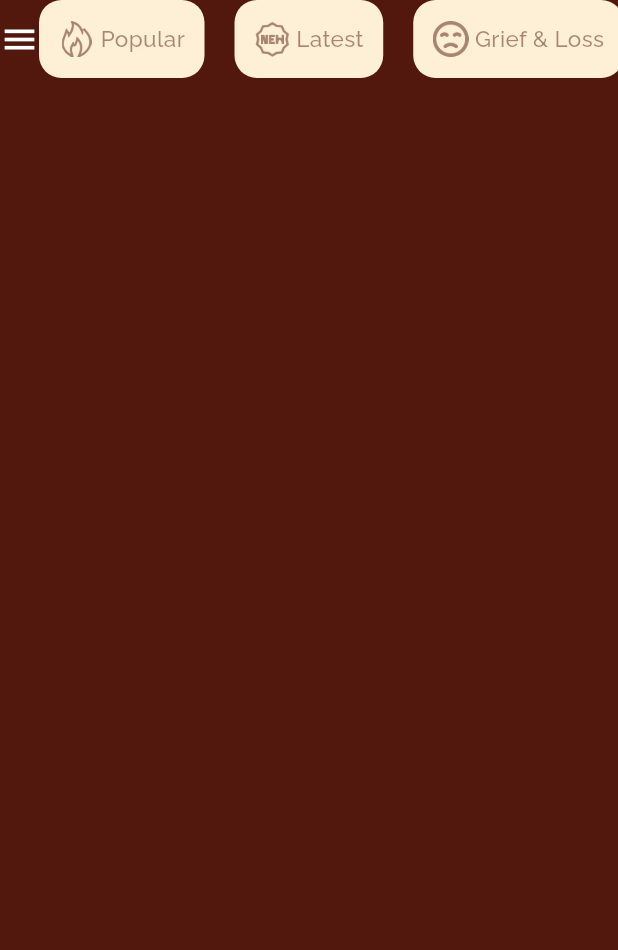
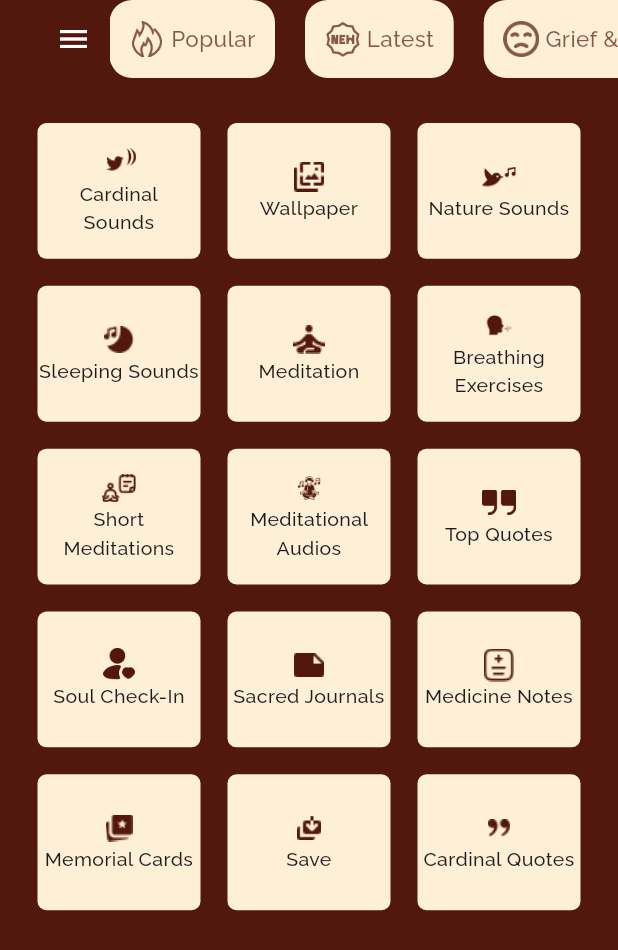
Before and after one commit to Shahin4292/shafacode-task, a Flutter app: the HomeScreen screen opened directly, on a phone screen of 412 x 824 dp. Shown: the top 950 px of the screen. Run offline on Flutter 3.47's test engine with Material 3 defaults, Android fonts, the phone set to English and light mode, and no system bars.

Commit message:
added GridViewItem in homeScreen

```diff
--- a/lib/features/home/screens/home_screen.dart
+++ b/lib/features/home/screens/home_screen.dart
@@ -1,5 +1,6 @@
 import 'package:flutter/material.dart';
 import 'package:shafacode_task/features/home/widget/category_chip.dart';
+import 'package:shafacode_task/features/home/widget/grid_view_item.dart';
 import 'package:shafacode_task/utils/app_color.dart';
 import 'package:shafacode_task/utils/image_path.dart';
 
@@ -11,21 +12,27 @@ class HomeScreen extends StatefulWidget {
 }
 
 class _HomeScreenState extends State<HomeScreen> {
-  int selectedIndex = -1;
+  int selectedIndex = 0;
 
   @override
   Widget build(BuildContext context) {
     return Scaffold(
       backgroundColor: AppColor.primaryColor,
       body: SafeArea(
+        child: SingleChildScrollView(
+          physics: const BouncingScrollPhysics(),
           child: Column(
+            crossAxisAlignment: CrossAxisAlignment.start,
             children: [
               Row(
                 children: [
-                  const Icon(
-                    Icons.menu,
-                    color: Colors.white,
-                    size: 26,
+
+                  Padding(
+                    padding: const EdgeInsets.only(left: 25),
+                    child: IconButton(
+                      onPressed: () {},
+                      icon: const Icon(Icons.menu, color: Colors.white),
+                    ),
                   ),
 
                   Expanded(
@@ -40,44 +47,150 @@ class _HomeScreenState extends State<HomeScreen> {
                             label: 'Popular',
                             iconPath: ImagePath.popular,
                             onTap: () {
-                              setState(() {
-                                selectedIndex = 0;
-                              });
+                              setState(() => selectedIndex = 0);
                             },
                           ),
-
                           CategoryChip(
                             index: 1,
                             selectedIndex: selectedIndex,
                             label: 'Latest',
                             iconPath: ImagePath.latest,
                             onTap: () {
-                              setState(() {
-                                selectedIndex = 1;
-                              });
+                              setState(() => selectedIndex = 1);
                             },
                           ),
-
                           CategoryChip(
                             index: 2,
                             selectedIndex: selectedIndex,
                             label: 'Grief & Loss',
                             iconPath: ImagePath.grief,
                             onTap: () {
-                              setState(() {
-                                selectedIndex = 2;
-                              });
+                              setState(() => selectedIndex = 2);
                             },
                           ),
-
                         ],
                       ),
                     ),
                   ),
                 ],
               ),
+
+              const SizedBox(height: 30),
+
+              Padding(
+                padding: const EdgeInsets.symmetric(horizontal: 25),
+                child: GridView.count(
+                  shrinkWrap: true,
+                  physics: const NeverScrollableScrollPhysics(),
+                  crossAxisCount: 3,
+                  crossAxisSpacing: 18,
+                  mainAxisSpacing: 18,
+                  childAspectRatio: 1.2,
+                  children: [
+                    GridItem(
+                      iconPath: ImagePath.cardinal,
+                      title: 'Cardinal\nSounds',
+                      onTap: () {},
+                    ),
+
+                    GridItem(
+                      iconPath: ImagePath.wallpaper,
+                      title: 'Wallpaper',
+                      onTap: () {},
+                    ),
+
+                    GridItem(
+                      iconPath: ImagePath.nature,
+                      title: 'Nature Sounds',
+                      onTap: () {},
+                    ),
+
+                    GridItem(
+                      iconPath: ImagePath.sleeping,
+                      title: 'Sleeping Sounds',
+                      onTap: () {},
+                    ),
+
+                    GridItem(
+                      iconPath: ImagePath.meditation,
+                      title: 'Meditation',
+                      onTap: () {},
+                    ),
+
+                    GridItem(
+                      iconPath: ImagePath.breathing,
+                      title: 'Breathing Exercises',
+                      onTap: () {},
+                    ),
+
+                    GridItem(
+                      iconPath: ImagePath.short,
+                      title: 'Short Meditations',
+                      onTap: () {},
+                    ),
+
+                    GridItem(
+                      iconPath: ImagePath.meditational,
+                      title: 'Meditational Audios',
+                      onTap: () {},
+                    ),
+
+                    GridItem(
+                      iconPath: ImagePath.topFilled,
+                      title: 'Top Quotes',
+                      onTap: () {},
+                    ),
+
+                    GridItem(
+                      iconPath: ImagePath.soulFilled,
+                      title: 'Soul Check-In',
+                      onTap: () {},
+                    ),
+
+                    GridItem(
+                      iconPath: ImagePath.sacred,
+                      title: 'Sacred Journals',
+                      onTap: () {},
+                    ),
+
+                    GridItem(
+                      iconPath: ImagePath.medicine,
+                      title: 'Medicine Notes',
+                      onTap: () {},
+                    ),
+
+                    GridItem(
+                      iconPath: ImagePath.memorial,
+                      title: 'Memorial Cards',
+                      onTap: () {},
+                    ),
+
+                    GridItem(
+                      iconPath: ImagePath.save,
+                      title: 'Save',
+                      onTap: () {},
+                    ),
+
+                    GridItem(
+                      iconPath: ImagePath.cardinals,
+                      title: 'Cardinal Quotes',
+                      onTap: () {},
+                    ),
+
+                    // GridItem(
+                    //   iconPath: ImagePath.wallpaper,
+                    //   title: 'Wallpaper',
+                    //   onTap: () {
+                    //     debugPrint('Cardinal Sounds');
+                    //   },
+                    // ),
+                  ],
+                ),
+              ),
             ],
-          )),
+          ),
+        ),
+      ),
     );
   }
 }
--- a/lib/features/home/widget/category_chip.dart
+++ b/lib/features/home/widget/category_chip.dart
@@ -39,14 +39,14 @@ class CategoryChip extends StatelessWidget {
               iconPath,
               width: 24,
               height: 24,
-              color: AppColor.primaryColor.withOpacity(0.5),
+              color: AppColor.primaryColor.withOpacity(0.7),
             ),
 
             Text(
               label,
               style: ralewayMedium.copyWith(
                 fontSize: 15,
-                color: AppColor.primaryColor.withOpacity(0.5),
+                color: AppColor.primaryColor.withOpacity(0.7),
               ),
             ),
           ],
--- /dev/null
+++ b/lib/features/home/widget/grid_view_item.dart
@@ -0,0 +1,49 @@
+import 'package:flutter/material.dart';
+import 'package:shafacode_task/utils/app_color.dart';
+import 'package:shafacode_task/utils/styles.dart';
+
+class GridItem extends StatelessWidget {
+  final String iconPath;
+  final String title;
+  final VoidCallback onTap;
+
+  const GridItem({
+    super.key,
+    required this.iconPath,
+    required this.title,
+    required this.onTap,
+  });
+
+  @override
+  Widget build(BuildContext context) {
+    return GestureDetector(
+      onTap: onTap,
+      child: Container(
+        decoration: BoxDecoration(
+          color: AppColor.grayish,
+          borderRadius: BorderRadius.circular(6),
+        ),
+
+        child: Column(
+          mainAxisAlignment: MainAxisAlignment.center,
+          children: [
+            Image.asset(
+              iconPath,
+              width: 23,
+              height: 23,
+              color: AppColor.primaryColor,
+            ),
+
+            Text(
+              title,
+              textAlign: TextAlign.center,
+              overflow: TextOverflow.ellipsis,
+              maxLines: 2,
+              style: ralewayMedium.copyWith(fontSize: 13),
+            ),
+          ],
+        ),
+      ),
+    );
+  }
+}
--- a/lib/utils/image_path.dart
+++ b/lib/utils/image_path.dart
@@ -12,8 +12,21 @@ class ImagePath {
   static const String soundFilled = 'assets/icons/sound_filled.png';
   static const String topFilled = 'assets/icons/top_filled.png';
   static const String soulFilled = 'assets/icons/soul_filled.png';
-
   static const String popular = 'assets/icons/popular.png';
   static const String latest = 'assets/icons/latest.png';
   static const String grief = 'assets/icons/grief.png';
+
+  static const String cardinal = 'assets/icons/cardinal.png';
+  static const String wallpaper = 'assets/icons/wallpaper.png';
+  static const String nature = 'assets/icons/nature.png';
+  static const String sleeping = 'assets/icons/sleeping.png';
+  static const String meditation = 'assets/icons/meditation.png';
+  static const String breathing = 'assets/icons/breathing.png';
+  static const String short = 'assets/icons/short.png';
+  static const String meditational = 'assets/icons/meditational.png';
+  static const String sacred = 'assets/icons/sacred.png';
+  static const String medicine = 'assets/icons/medicine.png';
+  static const String memorial = 'assets/icons/memorial.png';
+  static const String save = 'assets/icons/save.png';
+  static const String cardinals = 'assets/icons/cardinals.png';
 }
```
Also changed, not shown: assets/icons/breathing.png (added), assets/icons/cardinal.png (added), assets/icons/cardinals.png (added), assets/icons/medicine.png (added), assets/icons/meditation.png (added), assets/icons/meditational.png (added), assets/icons/memorial.png (added), assets/icons/nature.png (added), assets/icons/sacred.png (added), assets/icons/save.png (added), assets/icons/short.png (added), assets/icons/sleeping.png (added), assets/icons/wallpaper.png (added).
